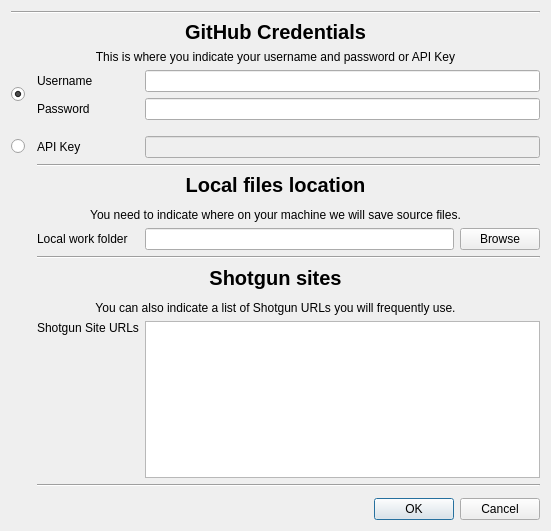
Before: the Qt Designer form SG_Automation/prefsGUI.ui in shotgunsoftware/sg-automation, drawn with Qt 5.
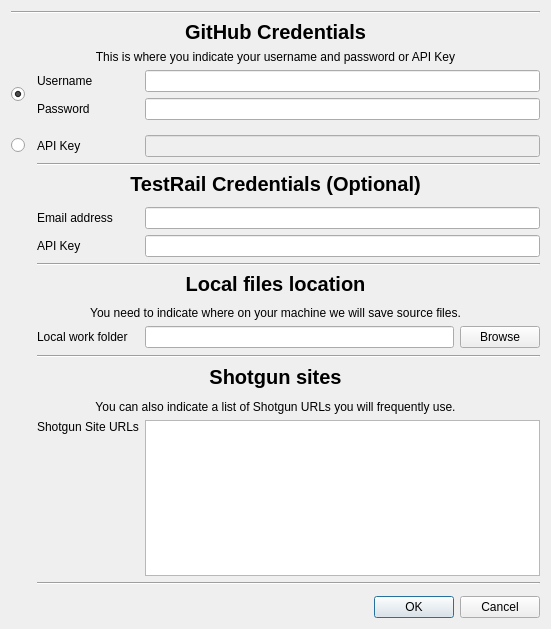
After: the same form once the commit is applied.

Commit message: Added TestRail section the prefs GUI.

```diff
--- a/SG_Automation/prefsGUI.ui
+++ b/SG_Automation/prefsGUI.ui
@@ -7,7 +7,7 @@
     <x>0</x>
     <y>0</y>
     <width>551</width>
-    <height>531</height>
+    <height>629</height>
    </rect>
   </property>
   <property name="windowTitle">
@@ -62,16 +62,6 @@
      </item>
      <item>
       <layout class="QGridLayout" name="gridLayout_2">
-       <item row="11" column="2">
-        <widget class="QLineEdit" name="workFolderEdit"/>
-       </item>
-       <item row="11" column="1">
-        <widget class="QLabel" name="label_5">
-         <property name="text">
-          <string>Local work folder</string>
-         </property>
-        </widget>
-       </item>
        <item row="1" column="0" rowspan="2">
         <widget class="QRadioButton" name="credsRadioButton">
          <property name="text">
@@ -82,7 +72,7 @@
          </property>
         </widget>
        </item>
-       <item row="16" column="1">
+       <item row="21" column="1">
         <widget class="QLabel" name="label_6">
          <property name="text">
           <string>Shotgun Site URLs</string>
@@ -92,7 +82,105 @@
          </property>
         </widget>
        </item>
-       <item row="19" column="1">
+       <item row="21" column="2" colspan="2">
+        <widget class="QTextBrowser" name="sitesList">
+         <property name="readOnly">
+          <bool>false</bool>
+         </property>
+        </widget>
+       </item>
+       <item row="6" column="1" colspan="3">
+        <widget class="Line" name="line">
+         <property name="orientation">
+          <enum>Qt::Horizontal</enum>
+         </property>
+        </widget>
+       </item>
+       <item row="22" column="1" colspan="3">
+        <widget class="Line" name="line_2">
+         <property name="orientation">
+          <enum>Qt::Horizontal</enum>
+         </property>
+        </widget>
+       </item>
+       <item row="5" column="1">
+        <widget class="QLabel" name="label_7">
+         <property name="enabled">
+          <bool>true</bool>
+         </property>
+         <property name="text">
+          <string>API Key</string>
+         </property>
+        </widget>
+       </item>
+       <item row="3" column="2">
+        <spacer name="verticalSpacer_6">
+         <property name="orientation">
+          <enum>Qt::Vertical</enum>
+         </property>
+         <property name="sizeHint" stdset="0">
+          <size>
+           <width>20</width>
+           <height>40</height>
+          </size>
+         </property>
+        </spacer>
+       </item>
+       <item row="7" column="0" colspan="4">
+        <widget class="QLabel" name="label_12">
+         <property name="font">
+          <font>
+           <pointsize>15</pointsize>
+           <weight>75</weight>
+           <bold>true</bold>
+          </font>
+         </property>
+         <property name="text">
+          <string>TestRail Credentials (Optional)</string>
+         </property>
+         <property name="alignment">
+          <set>Qt::AlignCenter</set>
+         </property>
+        </widget>
+       </item>
+       <item row="17" column="1" colspan="3">
+        <widget class="Line" name="line_4">
+         <property name="orientation">
+          <enum>Qt::Horizontal</enum>
+         </property>
+        </widget>
+       </item>
+       <item row="17" column="0">
+        <spacer name="verticalSpacer_3">
+         <property name="orientation">
+          <enum>Qt::Vertical</enum>
+         </property>
+         <property name="sizeHint" stdset="0">
+          <size>
+           <width>20</width>
+           <height>40</height>
+          </size>
+         </property>
+        </spacer>
+       </item>
+       <item row="2" column="1">
+        <widget class="QLabel" name="label_3">
+         <property name="text">
+          <string>Password</string>
+         </property>
+        </widget>
+       </item>
+       <item row="16" column="2">
+        <widget class="QLineEdit" name="workFolderEdit"/>
+       </item>
+       <item row="16" column="1">
+        <widget class="QLabel" name="label_5">
+         <property name="text">
+          <string>Local work folder</string>
+         </property>
+        </widget>
+       </item>
+       <item row="24" column="1">
         <spacer name="verticalSpacer">
          <property name="orientation">
           <enum>Qt::Vertical</enum>
@@ -105,15 +193,26 @@
          </property>
         </spacer>
        </item>
-       <item row="11" column="3">
+       <item row="16" column="3">
         <widget class="QPushButton" name="browseButton">
          <property name="text">
           <string>Browse</string>
          </property>
         </widget>
        </item>
-       <item row="1" column="2" colspan="2">
-        <widget class="QLineEdit" name="userNameEdit"/>
+       <item row="5" column="0">
+        <widget class="QRadioButton" name="apiKeyRadioButton">
+         <property name="text">
+          <string/>
+         </property>
+        </widget>
+       </item>
+       <item row="5" column="2" colspan="2">
+        <widget class="QLineEdit" name="apiKeyEdit">
+         <property name="enabled">
+          <bool>false</bool>
+         </property>
+        </widget>
        </item>
        <item row="2" column="2" colspan="2">
         <widget class="QLineEdit" name="userPasswordEdit">
@@ -122,29 +221,8 @@
          </property>
         </widget>
        </item>
-       <item row="5" column="2" colspan="2">
-        <widget class="QLineEdit" name="apiKeyEdit">
-         <property name="enabled">
-          <bool>false</bool>
-         </property>
-        </widget>
-       </item>
-       <item row="5" column="0">
-        <widget class="QRadioButton" name="apiKeyRadioButton">
-         <property name="text">
-          <string/>
-         </property>
-        </widget>
-       </item>
-       <item row="9" column="0" colspan="4">
-        <widget class="QLabel" name="label_9">
-         <property name="text">
-          <string>You need to indicate where on your machine we will save source files.</string>
-         </property>
-         <property name="alignment">
-          <set>Qt::AlignCenter</set>
-         </property>
-        </widget>
+       <item row="1" column="2" colspan="2">
+        <widget class="QLineEdit" name="userNameEdit"/>
        </item>
        <item row="4" column="2">
         <spacer name="verticalSpacer_7">
@@ -159,6 +237,16 @@
          </property>
         </spacer>
        </item>
+       <item row="14" column="0" colspan="4">
+        <widget class="QLabel" name="label_9">
+         <property name="text">
+          <string>You need to indicate where on your machine we will save source files.</string>
+         </property>
+         <property name="alignment">
+          <set>Qt::AlignCenter</set>
+         </property>
+        </widget>
+       </item>
        <item row="1" column="1">
         <widget class="QLabel" name="label_2">
          <property name="text">
@@ -166,7 +254,57 @@
          </property>
         </widget>
        </item>
-       <item row="15" column="0" colspan="4">
+       <item row="13" column="0">
+        <spacer name="verticalSpacer_4">
+         <property name="orientation">
+          <enum>Qt::Vertical</enum>
+         </property>
+         <property name="sizeHint" stdset="0">
+          <size>
+           <width>20</width>
+           <height>40</height>
+          </size>
+         </property>
+        </spacer>
+       </item>
+       <item row="8" column="0">
+        <spacer name="verticalSpacer_2">
+         <property name="orientation">
+          <enum>Qt::Vertical</enum>
+         </property>
+         <property name="sizeHint" stdset="0">
+          <size>
+           <width>20</width>
+           <height>40</height>
+          </size>
+         </property>
+        </spacer>
+       </item>
+       <item row="11" column="1" colspan="3">
+        <widget class="Line" name="line_5">
+         <property name="orientation">
+          <enum>Qt::Horizontal</enum>
+         </property>
+        </widget>
+       </item>
+       <item row="12" column="0" colspan="4">
+        <widget class="QLabel" name="label_4">
+         <property name="font">
+          <font>
+           <pointsize>15</pointsize>
+           <weight>75</weight>
+           <bold>true</bold>
+          </font>
+         </property>
+         <property name="text">
+          <string>Local files location</string>
+         </property>
+         <property name="alignment">
+          <set>Qt::AlignCenter</set>
+         </property>
+        </widget>
+       </item>
+       <item row="20" column="0" colspan="4">
         <widget class="QLabel" name="label_10">
          <property name="text">
           <string>You can also indicate a list of Shotgun URLs you will frequently use.</string>
@@ -176,7 +314,7 @@
          </property>
         </widget>
        </item>
-       <item row="13" column="0" colspan="4">
+       <item row="18" column="0" colspan="4">
         <widget class="QLabel" name="label_11">
          <property name="font">
           <font>
@@ -193,7 +331,7 @@
          </property>
         </widget>
        </item>
-       <item row="14" column="0">
+       <item row="19" column="0">
         <spacer name="verticalSpacer_5">
          <property name="orientation">
           <enum>Qt::Vertical</enum>
@@ -206,106 +344,25 @@
          </property>
         </spacer>
        </item>
-       <item row="8" column="0">
-        <spacer name="verticalSpacer_4">
-         <property name="orientation">
-          <enum>Qt::Vertical</enum>
-         </property>
-         <property name="sizeHint" stdset="0">
-          <size>
-           <width>20</width>
-           <height>40</height>
-          </size>
-         </property>
-        </spacer>
-       </item>
-       <item row="12" column="1" colspan="3">
-        <widget class="Line" name="line_4">
-         <property name="orientation">
-          <enum>Qt::Horizontal</enum>
-         </property>
-        </widget>
-       </item>
-       <item row="7" column="0" colspan="4">
-        <widget class="QLabel" name="label_4">
-         <property name="font">
-          <font>
-           <pointsize>15</pointsize>
-           <weight>75</weight>
-           <bold>true</bold>
-          </font>
-         </property>
+       <item row="9" column="1">
+        <widget class="QLabel" name="label_13">
          <property name="text">
-          <string>Local files location</string>
+          <string>Email address</string>
          </property>
-         <property name="alignment">
-          <set>Qt::AlignCenter</set>
-         </property>
         </widget>
        </item>
-       <item row="12" column="0">
-        <spacer name="verticalSpacer_3">
-         <property name="orientation">
-          <enum>Qt::Vertical</enum>
-         </property>
-         <property name="sizeHint" stdset="0">
-          <size>
-           <width>20</width>
-           <height>40</height>
-          </size>
-         </property>
-        </spacer>
-       </item>
-       <item row="2" column="1">
-        <widget class="QLabel" name="label_3">
-         <property name="text">
-          <string>Password</string>
-         </property>
-        </widget>
-       </item>
-       <item row="16" column="2" colspan="2">
-        <widget class="QTextBrowser" name="sitesList">
-         <property name="readOnly">
-          <bool>false</bool>
-         </property>
-        </widget>
-       </item>
-       <item row="6" column="1" colspan="3">
-        <widget class="Line" name="line">
-         <property name="orientation">
-          <enum>Qt::Horizontal</enum>
-         </property>
-        </widget>
-       </item>
-       <item row="17" column="1" colspan="3">
-        <widget class="Line" name="line_2">
-         <property name="orientation">
-          <enum>Qt::Horizontal</enum>
-         </property>
-        </widget>
-       </item>
-       <item row="5" column="1">
-        <widget class="QLabel" name="label_7">
-         <property name="enabled">
-          <bool>true</bool>
-         </property>
+       <item row="10" column="1">
+        <widget class="QLabel" name="label_14">
          <property name="text">
           <string>API Key</string>
          </property>
         </widget>
        </item>
-       <item row="3" column="2">
-        <spacer name="verticalSpacer_6">
-         <property name="orientation">
-          <enum>Qt::Vertical</enum>
-         </property>
-         <property name="sizeHint" stdset="0">
-          <size>
-           <width>20</width>
-           <height>40</height>
-          </size>
-         </property>
-        </spacer>
+       <item row="9" column="2" colspan="2">
+        <widget class="QLineEdit" name="emailAddressEdit"/>
+       </item>
+       <item row="10" column="2" colspan="2">
+        <widget class="QLineEdit" name="testrailApiKeyEdit"/>
        </item>
       </layout>
      </item>
```
The commit also changes 2 other files.
